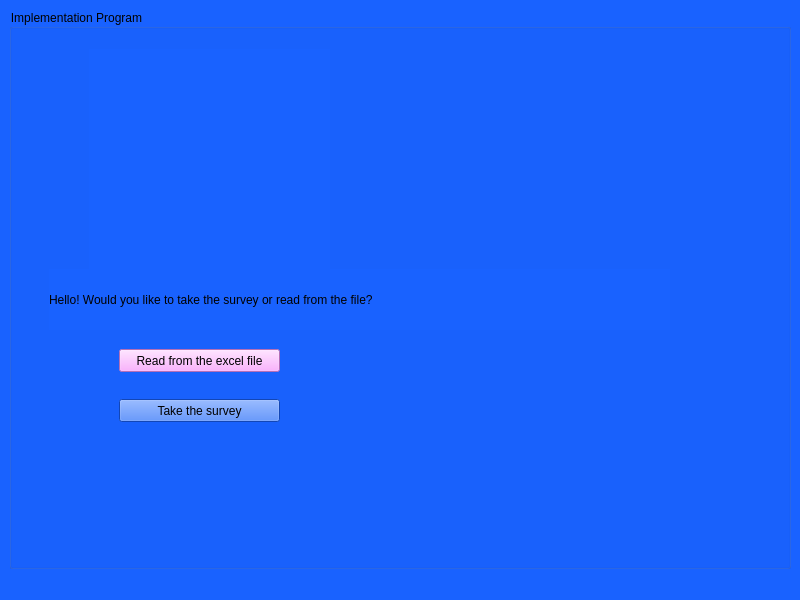
Old version of the form mainwindow.ui in the repository dimitriebirlez/Proiect_Hamming.
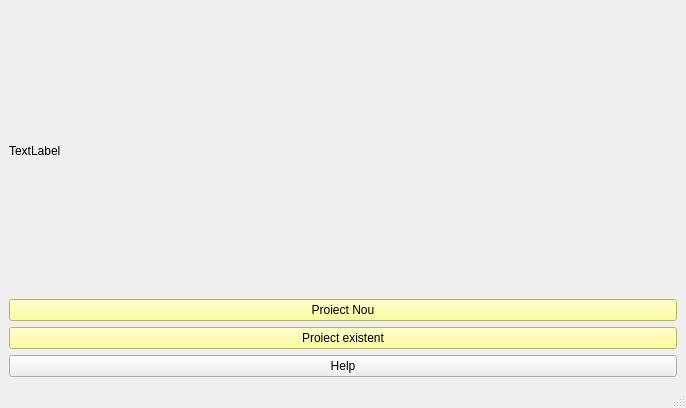
New version of the form. Icons and pictures are not drawn.

Commit message: Incarcare Proiect

The edit to the form file:
```diff
--- a/mainwindow.ui
+++ b/mainwindow.ui
@@ -6,89 +6,59 @@
    <rect>
     <x>0</x>
     <y>0</y>
-    <width>800</width>
-    <height>600</height>
+    <width>686</width>
+    <height>408</height>
    </rect>
   </property>
   <property name="windowTitle">
    <string>MainWindow</string>
   </property>
   <property name="styleSheet">
-   <string notr="true">background-color: rgb(25, 98, 255);</string>
+   <string notr="true">background-image: url(:/bg_final.png);</string>
   </property>
   <widget class="QWidget" name="centralwidget">
+   <layout class="QVBoxLayout" name="verticalLayout_3">
+    <item>
+     <layout class="QVBoxLayout" name="verticalLayout_2">
+      <item>
+       <widget class="QLabel" name="label_pic">
+        <property name="text">
+         <string>TextLabel</string>
+        </property>
+       </widget>
+      </item>
+      <item>
    <layout class="QVBoxLayout" name="verticalLayout">
     <item>
-     <widget class="QGroupBox" name="groupBox">
-      <property name="styleSheet">
-       <string notr="true">font: 75 20pt &quot;MS Shell Dlg 2&quot;;</string>
-      </property>
-      <property name="title">
-       <string>Implementation Program</string>
-      </property>
-      <widget class="QLabel" name="label">
-       <property name="geometry">
-        <rect>
-         <x>40</x>
-         <y>260</y>
-         <width>621</width>
-         <height>61</height>
-        </rect>
-       </property>
-       <property name="styleSheet">
-        <string notr="true">font: 15pt &quot;MS Shell Dlg 2&quot;;</string>
-       </property>
-       <property name="text">
-        <string>Hello! Would you like to take the survey or read from the file?</string>
-       </property>
-      </widget>
       <widget class="QPushButton" name="pushButton">
-       <property name="geometry">
-        <rect>
-         <x>110</x>
-         <y>340</y>
-         <width>161</width>
-         <height>23</height>
-        </rect>
-       </property>
        <property name="styleSheet">
-        <string notr="true"> font: 10pt &quot;MS Shell Dlg 2&quot;;
-background-color: rgb(252, 156, 255);</string>
+           <string notr="true">background-color: rgb(255, 255, 127);</string>
        </property>
        <property name="text">
-        <string>Read from the excel file</string>
-       </property>
-      </widget>
+           <string>Proiect Nou</string>
+          </property>
+         </widget>
+        </item>
+        <item>
       <widget class="QPushButton" name="pushButton_2">
-       <property name="geometry">
-        <rect>
-         <x>110</x>
-         <y>390</y>
-         <width>161</width>
-         <height>23</height>
-        </rect>
-       </property>
        <property name="styleSheet">
-        <string notr="true">font: 10pt &quot;MS Shell Dlg 2&quot;;</string>
+           <string notr="true">background-color: rgb(255, 255, 127);</string>
        </property>
        <property name="text">
-        <string>Take the survey</string>
-       </property>
-      </widget>
-      <widget class="QLabel" name="label_pic">
-       <property name="geometry">
-        <rect>
-         <x>80</x>
-         <y>40</y>
-         <width>241</width>
-         <height>231</height>
-        </rect>
-       </property>
+           <string>Proiect existent</string>
+          </property>
+         </widget>
+        </item>
+        <item>
+         <widget class="QPushButton" name="pushButton_3">
        <property name="text">
-        <string/>
-       </property>
-      </widget>
-     </widget>
+           <string>Help</string>
+          </property>
+         </widget>
+        </item>
+       </layout>
+      </item>
+     </layout>
     </item>
    </layout>
   </widget>
```
Left out of the diff: 2 changed lines with no effect on the pictures. Lines whose indentation alone changed are shown as unchanged. The commit also changes 47 other files.
